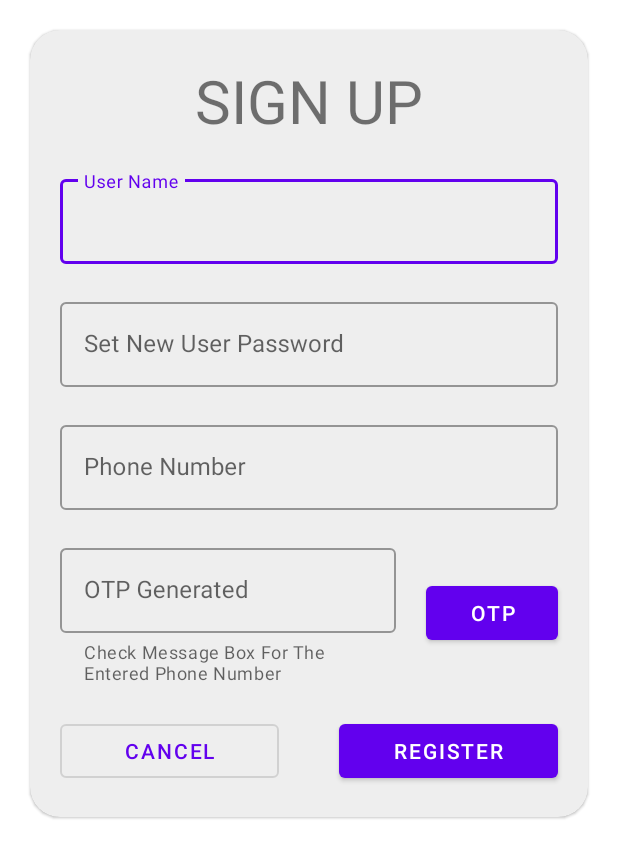
After one commit to Vaishnav-Kanhirathingal/BlockChain-VS, an Android app: the layout new_user_prompt.xml on its own in the app's theme, with its tools: preview values and no code run, on a phone screen of 412 x 824 dp. The commit adds this screen. Shown: the top 858 px of the screen. Run offline under Robolectric (Android 15) with nearby library versions, the phone set to English and light mode, and no system bars.

Commit message:
fragment support added, new user prompt added, login prompt added

```diff
--- a/app/build.gradle
+++ b/app/build.gradle
@@ -41,6 +41,7 @@ dependencies {
     implementation 'androidx.constraintlayout:constraintlayout:2.1.3'
     implementation 'androidx.navigation:navigation-fragment-ktx:2.4.0'
     implementation 'androidx.navigation:navigation-ui-ktx:2.4.0'
+    implementation 'androidx.legacy:legacy-support-v4:1.0.0'
     testImplementation 'junit:junit:4.13.2'
     androidTestImplementation 'androidx.test.ext:junit:1.1.3'
     androidTestImplementation 'androidx.test.espresso:espresso-core:3.4.0'
--- a/app/src/main/java/com/kenetic/blockchainvs/MainActivity.kt
+++ b/app/src/main/java/com/kenetic/blockchainvs/MainActivity.kt
@@ -14,7 +14,7 @@ class MainActivity : AppCompatActivity() {
 
     override fun onCreate(savedInstanceState: Bundle?) {
         super.onCreate(savedInstanceState)
-        binding = ActivityMainBinding.inflate(layoutInflater)
+        binding = com.kenetic.blockchainvs.databinding.ActivityMainBinding.inflate(layoutInflater)
         setContentView(binding.root)
 //
 //        navController =(supportFragmentManager.findFragmentById(R.id.nav_host_fragment) as NavHostFragment).navController
--- /dev/null
+++ b/app/src/main/java/com/kenetic/blockchainvs/appviewmodel/MainViewModel.kt
@@ -0,0 +1,4 @@
+package com.kenetic.blockchainvs.appviewmodel
+
+class MainViewModel {
+}
--- /dev/null
+++ b/app/src/main/res/layout/new_user_prompt.xml
@@ -0,0 +1,129 @@
+<?xml version="1.0" encoding="utf-8"?>
+<com.google.android.material.card.MaterialCardView xmlns:android="http://schemas.android.com/apk/res/android"
+    xmlns:app="http://schemas.android.com/apk/res-auto"
+    android:layout_width="match_parent"
+    android:layout_height="wrap_content"
+    android:layout_margin="@dimen/login_card_spacing"
+    app:cardBackgroundColor="#eeeeee"
+    app:cardCornerRadius="@dimen/login_card_spacing">
+
+    <androidx.constraintlayout.widget.ConstraintLayout
+        android:layout_width="match_parent"
+        android:layout_height="wrap_content">
+
+        <TextView
+            android:id="@+id/sign_up_label"
+            android:layout_width="wrap_content"
+            android:layout_height="wrap_content"
+            android:layout_margin="@dimen/login_card_spacing"
+            android:text="@string/sign_up"
+            android:textSize="@dimen/huge_text_size"
+            app:layout_constraintLeft_toLeftOf="parent"
+            app:layout_constraintRight_toRightOf="parent"
+            app:layout_constraintTop_toTopOf="parent" />
+
+        <com.google.android.material.textfield.TextInputLayout
+            android:id="@+id/user_name_edit_text"
+            style="@style/Widget.MaterialComponents.TextInputLayout.OutlinedBox"
+            android:layout_width="0dp"
+            android:layout_height="wrap_content"
+            android:layout_margin="@dimen/login_card_spacing"
+            android:hint="@string/user_name"
+            app:layout_constraintLeft_toLeftOf="parent"
+            app:layout_constraintRight_toRightOf="parent"
+            app:layout_constraintTop_toBottomOf="@id/sign_up_label">
+
+            <com.google.android.material.textfield.TextInputEditText
+                android:layout_width="match_parent"
+                android:layout_height="wrap_content" />
+
+        </com.google.android.material.textfield.TextInputLayout>
+
+        <com.google.android.material.textfield.TextInputLayout
+            android:id="@+id/user_password_edit_text"
+            style="@style/Widget.MaterialComponents.TextInputLayout.OutlinedBox"
+            android:layout_width="0dp"
+            android:layout_height="wrap_content"
+            android:layout_margin="@dimen/login_card_spacing"
+            android:hint="@string/set_new_user_password"
+            app:layout_constraintLeft_toLeftOf="parent"
+            app:layout_constraintRight_toRightOf="parent"
+            app:layout_constraintTop_toBottomOf="@id/user_name_edit_text">
+
+            <com.google.android.material.textfield.TextInputEditText
+                android:layout_width="match_parent"
+                android:layout_height="wrap_content" />
+
+        </com.google.android.material.textfield.TextInputLayout>
+
+        <com.google.android.material.textfield.TextInputLayout
+            android:id="@+id/user_phone_number_edit_text"
+            style="@style/Widget.MaterialComponents.TextInputLayout.OutlinedBox"
+            android:layout_width="0dp"
+            android:layout_height="wrap_content"
+            android:layout_margin="@dimen/login_card_spacing"
+            android:hint="@string/phone_number"
+            app:layout_constraintLeft_toLeftOf="parent"
+            app:layout_constraintRight_toRightOf="parent"
+            app:layout_constraintTop_toBottomOf="@id/user_password_edit_text">
+
+            <com.google.android.material.textfield.TextInputEditText
+                android:layout_width="match_parent"
+                android:layout_height="wrap_content" />
+
+        </com.google.android.material.textfield.TextInputLayout>
+
+        <com.google.android.material.textfield.TextInputLayout
+            android:id="@+id/user_otp_edit_text"
+            style="@style/Widget.MaterialComponents.TextInputLayout.OutlinedBox"
+            android:layout_width="0dp"
+            android:layout_height="wrap_content"
+            android:layout_marginTop="@dimen/login_card_spacing"
+            android:layout_marginEnd="@dimen/login_card_spacing"
+            android:hint="@string/otp_generated"
+            app:helperText="Check Message Box For The Entered Phone Number"
+            app:layout_constraintLeft_toLeftOf="@id/user_name_edit_text"
+            app:layout_constraintRight_toLeftOf="@id/otp_generator"
+            app:layout_constraintTop_toBottomOf="@id/user_phone_number_edit_text">
+
+            <com.google.android.material.textfield.TextInputEditText
+                android:layout_width="match_parent"
+                android:layout_height="wrap_content" />
+
+        </com.google.android.material.textfield.TextInputLayout>
+
+        <Button
+            android:id="@+id/otp_generator"
+            android:layout_width="wrap_content"
+            android:layout_height="wrap_content"
+            android:text="otp"
+            app:layout_constraintBottom_toBottomOf="@id/user_otp_edit_text"
+            app:layout_constraintRight_toRightOf="@id/user_name_edit_text"
+            app:layout_constraintTop_toTopOf="@id/user_otp_edit_text" />
+
+        <Button
+            android:id="@+id/cancel_login"
+            android:layout_width="0dp"
+            android:layout_height="wrap_content"
+            android:layout_marginVertical="@dimen/login_card_spacing"
+            android:layout_marginEnd="@dimen/login_card_spacing"
+            android:text="@string/cancel"
+            style="?attr/materialButtonOutlinedStyle"
+            app:layout_constraintBottom_toBottomOf="parent"
+            app:layout_constraintLeft_toLeftOf="@id/user_name_edit_text"
+            app:layout_constraintRight_toLeftOf="@id/register_login"
+            app:layout_constraintTop_toBottomOf="@id/user_otp_edit_text" />
+
+        <Button
+            android:id="@+id/register_login"
+            android:layout_width="0dp"
+            android:layout_height="wrap_content"
+            android:layout_marginStart="@dimen/login_card_spacing"
+            android:text="@string/register"
+            app:layout_constraintBottom_toBottomOf="@id/cancel_login"
+            app:layout_constraintLeft_toRightOf="@id/cancel_login"
+            app:layout_constraintRight_toRightOf="@id/user_name_edit_text"
+            app:layout_constraintTop_toTopOf="@id/cancel_login" />
+    </androidx.constraintlayout.widget.ConstraintLayout>
+
+</com.google.android.material.card.MaterialCardView>
--- a/app/src/main/res/layout/side_menu.xml
+++ b/app/src/main/res/layout/side_menu.xml
@@ -4,7 +4,6 @@
     xmlns:tools="http://schemas.android.com/tools"
     android:layout_width="match_parent"
     android:layout_height="match_parent"
-    android:layout_marginEnd="120dp"
     android:orientation="vertical">
 
     <com.google.android.material.imageview.ShapeableImageView
@@ -12,12 +11,12 @@
         android:layout_width="0dp"
         android:layout_height="0dp"
         android:layout_margin="20dp"
-        android:background="#888888"
         android:scaleType="center"
         app:layout_constraintDimensionRatio="1"
         app:layout_constraintLeft_toLeftOf="parent"
         app:layout_constraintRight_toRightOf="parent"
         app:layout_constraintTop_toTopOf="parent"
+        tools:background="#888888"
         tools:src="@drawable/ic_launcher_foreground" />
 
     <com.google.android.material.textview.MaterialTextView
@@ -74,9 +73,9 @@
         android:layout_width="0dp"
         android:layout_height="wrap_content"
         android:textSize="@dimen/small_text"
-        app:layout_constraintTop_toBottomOf="@id/user_mobile_label"
         app:layout_constraintLeft_toLeftOf="@id/user_image"
         app:layout_constraintRight_toRightOf="@id/user_image"
+        app:layout_constraintTop_toBottomOf="@id/user_mobile_label"
         tools:text="+12 1234567890" />
 
 </androidx.constraintlayout.widget.ConstraintLayout>
--- a/app/src/main/res/values/dimens.xml
+++ b/app/src/main/res/values/dimens.xml
@@ -3,4 +3,6 @@
     <dimen name="small_text">12sp</dimen>
     <dimen name="medium_text">18sp</dimen>
     <dimen name="side_menu_vertical">10dp</dimen>
+    <dimen name="login_card_spacing">20dp</dimen>
+    <dimen name="huge_text_size">40sp</dimen>
 </resources>
--- a/app/src/main/res/values/strings.xml
+++ b/app/src/main/res/values/strings.xml
@@ -1,3 +1,16 @@
 <resources>
     <string name="app_name">Block Chain VS</string>
+    <!-- TODO: Remove or change this placeholder text -->
+    <string name="hello_blank_fragment">Hello blank fragment</string>
+    <string name="sign_up">SIGN UP</string>
+    <string name="user_name">User Name</string>
+    <string name="set_new_user_password">Set New User Password</string>
+    <string name="phone_number">Phone Number</string>
+    <string name="otp_generated">OTP Generated</string>
+    <string name="cancel">cancel</string>
+    <string name="register">register</string>
+    <string name="enter_password">Enter Password</string>
+    <string name="login">LOGIN</string>
+    <string name="is_a_new_user">new user?</string>
+    <string name="confirm">Confirm</string>
 </resources>
```
Also changed, not shown: app/src/main/res/layout/login_prompt.xml (added, +99 -0 lines), app/src/main/res/menu/side_menu.xml (+17 -19 lines).
